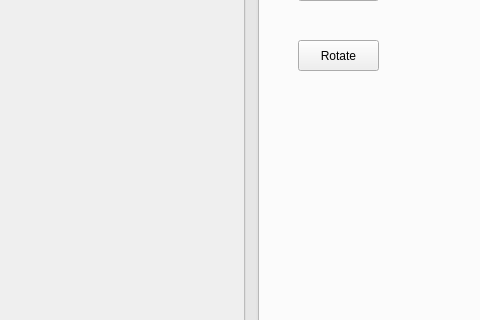
Before: the Qt Designer form mainwindow.ui in Zrealshadow/digitalpicture, drawn with Qt 5; both pictures show x 644 to 1124 and y 256 to 576 of the 1124 by 758 pixel window.
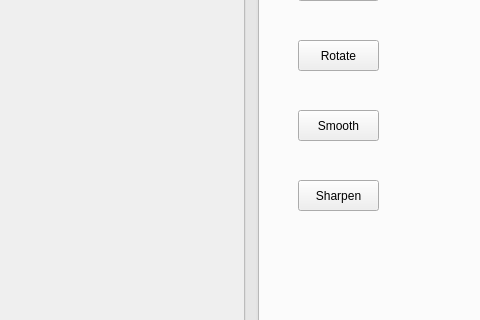
After: the same form once the commit is applied. Custom widgets are drawn as their Qt base class.

Commit message: sharpen and smooth

Patch:
```diff
--- a/mainwindow.ui
+++ b/mainwindow.ui
@@ -1534,6 +1534,32 @@
        <string>Rotate</string>
       </property>
      </widget>
+     <widget class="QPushButton" name="space_smooth">
+      <property name="geometry">
+       <rect>
+        <x>940</x>
+        <y>340</y>
+        <width>81</width>
+        <height>31</height>
+       </rect>
+      </property>
+      <property name="text">
+       <string>Smooth</string>
+      </property>
+     </widget>
+     <widget class="QPushButton" name="space_sharpen">
+      <property name="geometry">
+       <rect>
+        <x>940</x>
+        <y>410</y>
+        <width>81</width>
+        <height>31</height>
+       </rect>
+      </property>
+      <property name="text">
+       <string>Sharpen</string>
+      </property>
+     </widget>
     </widget>
    </widget>
   </widget>
```
The commit also changes 2 other files.
